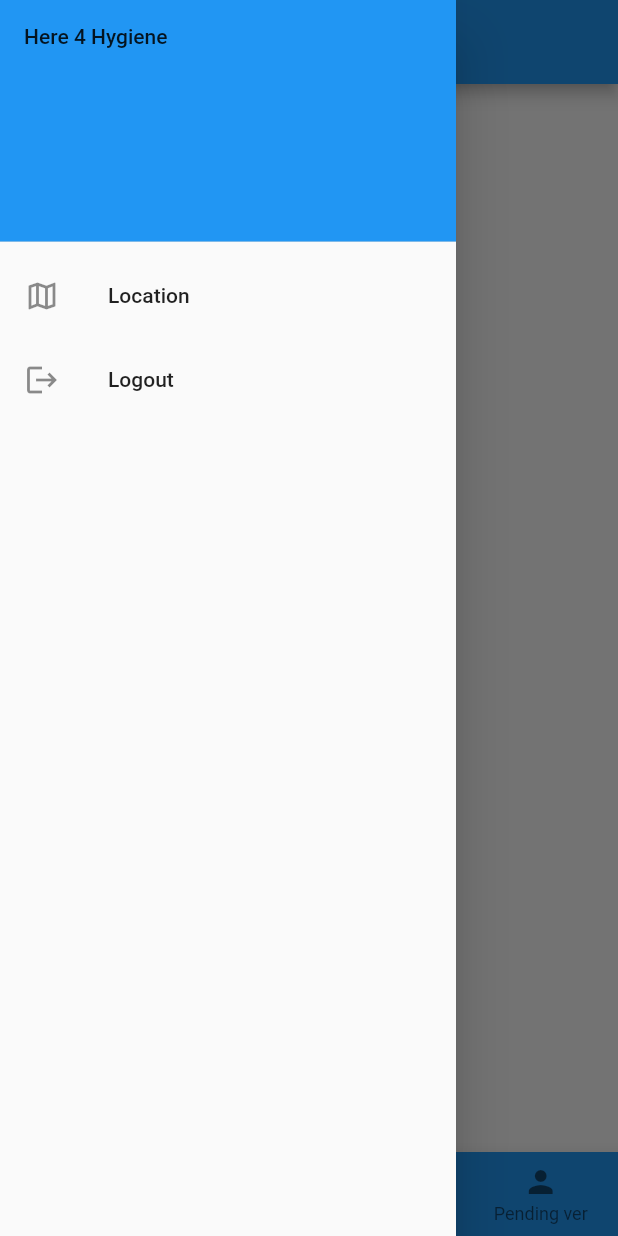
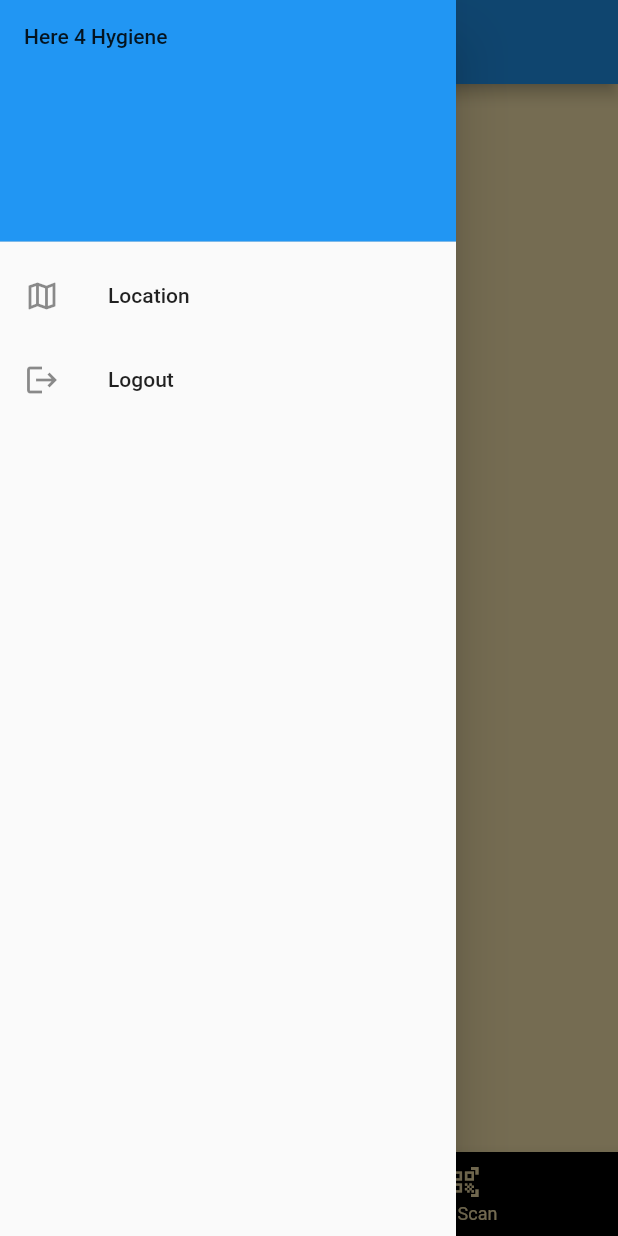
Before and after one commit to anishsreenivas82/Hackathon, a Flutter app: the Volunteer screen opened directly, with the side drawer open, on a phone screen of 412 x 824 dp. Run offline on Flutter 3.47's test engine with Material 2 defaults, Android fonts, the phone set to English and light mode, and no system bars; our stand-ins replace barcode_widget, cloud_firestore, firebase_auth, firebase_core, lottie; missing offline and left inert: flutter_barcode_scanner; accounts and stored records are empty.

Commit message:
final working

```diff
--- a/lib/pages/volunteer_page.dart
+++ b/lib/pages/volunteer_page.dart
@@ -14,6 +14,20 @@ class Volunteer extends StatefulWidget {
 
 class _VolunteerState extends State<Volunteer> {
   Future<void> x;
+  // PageController _pageController;
+
+
+  // @override
+  // void initState() {
+  //   super.initState();
+  //   _pageController = PageController();
+  // }
+
+  // @override
+  // void dispose() {
+  //   _pageController.dispose();
+  //   super.dispose();
+  // }
 
 
 
@@ -25,6 +39,7 @@ class _VolunteerState extends State<Volunteer> {
                             MaterialPageRoute(builder: (context) => VerifcationPage()));})]),Text('r'),Text('r')];
 
     return Scaffold(
+        backgroundColor: Colors.amber[100],
         appBar: AppBar(
          title: Text('My Flutter App'),
        ),
@@ -55,36 +70,55 @@ class _VolunteerState extends State<Volunteer> {
        body: children[currentindex], // new
        bottomNavigationBar: BottomNavigationBar(
          type: BottomNavigationBarType.fixed,
-       backgroundColor: Colors.blue,
+         backgroundColor: Colors.black,
+         selectedItemColor: Colors.amber[200],
+         unselectedItemColor: Colors.amber[100],
     // new
          currentIndex: currentindex, // new
          items: [
      new BottomNavigationBarItem(
-           icon: Icon(Icons.home),
-           label: ('Stats'),
+       icon: Icon(Icons.pending),
+       label: ('Peding'),
      ),
      new BottomNavigationBarItem(
-           icon: Icon(Icons.mail),
+       icon: Icon(Icons.qr_code_scanner),
        label: ('QR Scan'),
      ),
-         new BottomNavigationBarItem(
-           icon: Icon(Icons.person),
-           label: ('Previous Ver')
-         ),
-          new BottomNavigationBarItem(
-           icon: Icon(Icons.person),
-           label: ('Pending ver')
-         )
+    //  new BottomNavigationBarItem(
+    //    icon: Icon(Icons.person),
+    //    label: ('Previous Ver')
+    //  ),
+    //   new BottomNavigationBarItem(
+    //    icon: Icon(Icons.person),
+    //    label: ('Pending ver')
+    //  )
          ],
          onTap: (index){
      setState(() {
        currentindex = index;
+
+      //  _pageController.animateToPage(index,
+      //     duration: Duration(milliseconds: 500), curve: Curves.easeOut);
      });
          },
        ),
       );
   }
+
+//   void _onItemTapped(int index) {
+//     setState(() {
+// currentindex = index;
+//           //
+//           //
+//           //using this page controller you can make beautiful animation effects
+//           _pageController.animateToPage(index,
+//               duration: Duration(milliseconds: 500), curve: Curves.easeOut);
+// });
+//   }
 }
+
+
+
 
 // var qrcode = '';
 // Future<void> qrscan() async{
```
Also changed, not shown: lib/pages/verification.dart (+126 -126 lines). Lines whose indentation alone changed are shown as unchanged.
